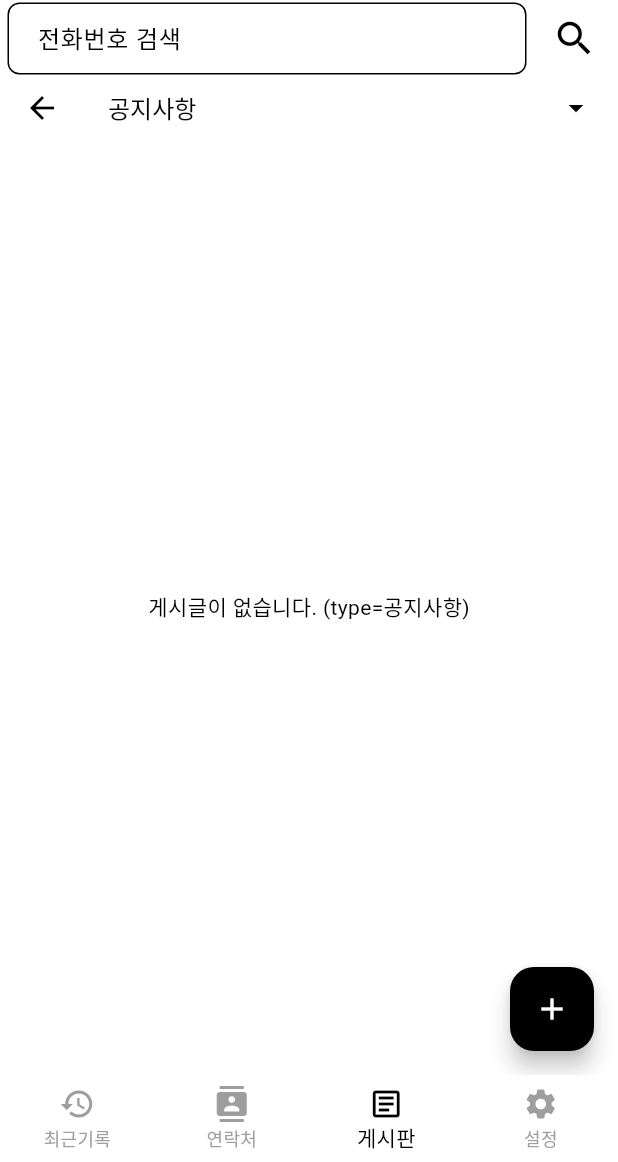
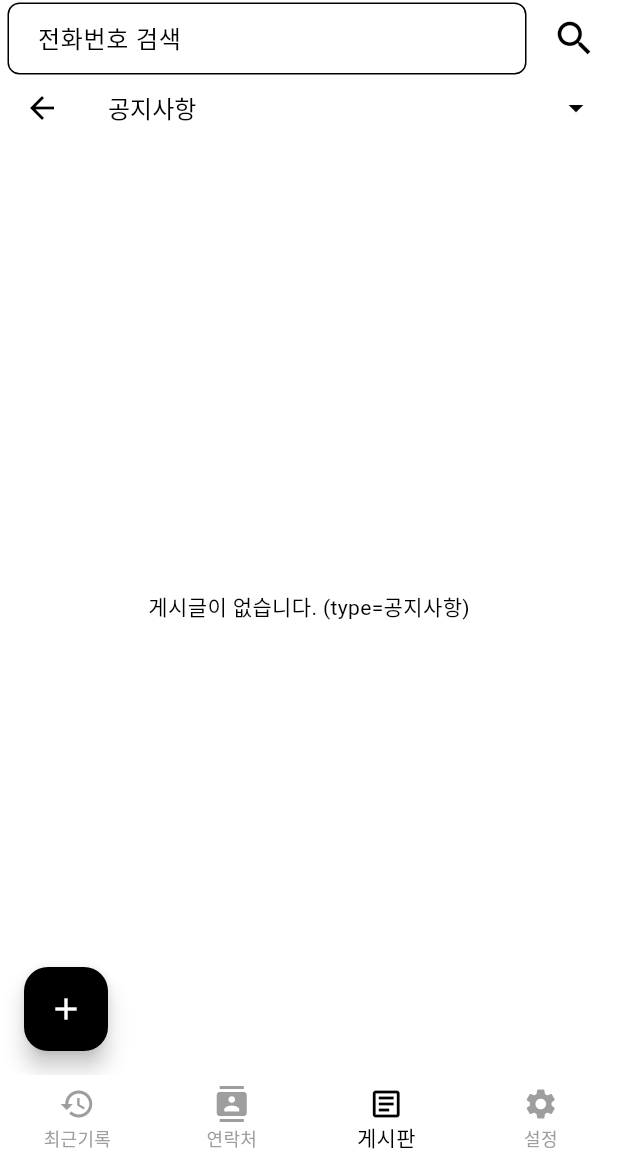
Before and after one commit to phyuzion/jumo, a Flutter app: the HomeScreen screen opened by its route, item 3 of the bottom bar chosen, on a phone screen of 412 x 824 dp, the part 74-1236 px from its top. Run offline on Flutter 3.47's test engine with Material 3 defaults, Android fonts, the phone set to English and light mode, and no system bars; our stand-ins replace dio, event_bus, flutter_contacts, flutter_local_notifications, graphql_flutter, hive_ce and 2 more; missing offline and left inert: app_installer, call_e_log, flutter_background_service, flutter_background_service_android, flutter_overlay_window_sdk34, flutter_quill and 4 more; accounts and stored records are empty; network calls fail; project files that could hold a hidden picture were left out.

Commit message:
first step

```diff
--- a/mobile/mobile/lib/screens/board_screen.dart
+++ b/mobile/mobile/lib/screens/board_screen.dart
@@ -109,6 +109,8 @@ class _BoardScreenState extends State<BoardScreen> {
         onPressed: _onTapCreate,
         child: const Icon(Icons.add),
       ),
+
+      floatingActionButtonLocation: FloatingActionButtonLocation.startFloat,
     );
   }
 }
--- a/mobile/mobile/lib/screens/contacts_screen.dart
+++ b/mobile/mobile/lib/screens/contacts_screen.dart
@@ -226,6 +226,7 @@ class _ContactsScreenState extends State<ContactsScreen> {
         onPressed: _onTapAddContact,
         child: const Icon(Icons.add),
       ),
+      floatingActionButtonLocation: FloatingActionButtonLocation.startFloat,
     );
   }
 
--- a/mobile/mobile/lib/screens/home_screen.dart
+++ b/mobile/mobile/lib/screens/home_screen.dart
@@ -12,6 +12,14 @@ import 'contacts_screen.dart';
 import 'board_screen.dart';
 import 'settings_screen.dart';
 import 'dart:developer';
+import 'package:mobile/screens/dialer_screen.dart';
+import 'package:mobile/widgets/dynamic_call_island.dart';
+import 'package:mobile/widgets/floating_call_widget.dart';
+
+// <<< 새로운 커스텀 위젯 임포트 (파일 생성 후) >>>
+// import 'package:mobile/widgets/dynamic_call_interface.dart';
+// <<< 임시 상태 정의 (추후 별도 파일/Notifier로 분리) >>>
+enum CallState { idle, incoming, active, ended }
 
 class HomeScreen extends StatefulWidget {
   const HomeScreen({super.key});
@@ -25,6 +33,15 @@ class _HomeScreenState extends State<HomeScreen> with WidgetsBindingObserver {
   Box get _notificationsBox => Hive.box('notifications');
   int _notificationCount = 0;
   StreamSubscription? _notificationSub;
+  bool _isDefaultDialer = false;
+
+  // <<< 통화 상태 및 팝업 표시 상태 관리 >>>
+  CallState _currentCallState = CallState.idle;
+  String _currentNumber = '';
+  String _currentCallerName = '';
+  int _currentDuration = 0;
+  bool _isCallPopupVisible = false;
+  // TODO: Provider/Notifier로 상태 관리 이전하고, 백그라운드 서비스 이벤트 리스너 추가하여 상태 업데이트
 
   final _searchController = TextEditingController();
   final _searchFocusNode = FocusNode();
@@ -41,6 +58,8 @@ class _HomeScreenState extends State<HomeScreen> with WidgetsBindingObserver {
     super.initState();
     WidgetsBinding.instance.addObserver(this);
 
+    _checkDefaultDialer();
+
     NativeDefaultDialerMethods.notifyNativeAppInitialized();
     log('[HomeScreen] Native app initialized notification sent.');
 
@@ -52,6 +71,19 @@ class _HomeScreenState extends State<HomeScreen> with WidgetsBindingObserver {
         _loadNotificationCount();
       }
     });
+
+    // TODO: Listen to background service event ('updateUiCallState') here
+    // FlutterBackgroundService().on('updateUiCallState').listen((event) {
+    //   setState(() {
+    //      _currentCallState = parseState(event?['state']);
+    //      _currentNumber = event?['number'] ?? '';
+    //      // ... etc ...
+    //      if (_currentCallState == CallState.ended) {
+    //         _isCallPopupVisible = false; // 통화 종료 시 팝업 자동 닫기
+    //         // TODO: 30초 후 idle 상태로 변경 타이머?
+    //      }
+    //   });
+    // });
   }
 
   @override
@@ -66,9 +98,16 @@ class _HomeScreenState extends State<HomeScreen> with WidgetsBindingObserver {
   @override
   void didChangeAppLifecycleState(AppLifecycleState state) {
     if (state == AppLifecycleState.resumed) {
+      _checkDefaultDialer();
       _searchFocusNode.unfocus();
       _loadNotificationCount();
     }
+  }
+
+  Future<void> _checkDefaultDialer() async {
+    final isDefault = await NativeDefaultDialerMethods.isDefaultDialer();
+    if (!mounted) return;
+    setState(() => _isDefaultDialer = isDefault);
   }
 
   void _loadNotificationCount() {
@@ -103,12 +142,32 @@ class _HomeScreenState extends State<HomeScreen> with WidgetsBindingObserver {
     });
   }
 
+  // <<< 팝업 토글 함수 (임시: Incoming 상태 테스트용) >>>
+  void _toggleCallPopup() {
+    setState(() {
+      // 현재 상태가 이미 incoming이면 idle로, 아니면 incoming으로 설정
+      if (_currentCallState == CallState.incoming) {
+        _currentCallState = CallState.idle;
+        _currentNumber = '';
+        _currentCallerName = '';
+        _isCallPopupVisible = false; // idle이면 팝업 닫기
+      } else {
+        _currentCallState = CallState.incoming;
+        _currentNumber = '010-8923-6835'; // 임시 번호
+        _currentCallerName = '테스트 수신자'; // 임시 이름
+        _isCallPopupVisible = !_isCallPopupVisible; // 팝업 상태 토글
+      }
+      log(
+        '[HomeScreen] Test state set to: $_currentCallState, Popup: $_isCallPopupVisible',
+      );
+    });
+  }
+
   @override
   Widget build(BuildContext context) {
     final appController = context.watch<AppController>();
-
-    return Scaffold(
-      appBar: AppBar(
+    // <<< AppBar 정의 (높이 계산 위해 먼저 정의) >>>
+    final appBar = AppBar(
       backgroundColor: Colors.white,
       elevation: 0,
       surfaceTintColor: Colors.transparent,
@@ -200,8 +259,28 @@ class _HomeScreenState extends State<HomeScreen> with WidgetsBindingObserver {
           ),
         ),
       ),
-      ),
+    );
+
+    // <<< 필요한 높이/마진 값 계산 >>>
+    final double appBarHeight =
+        appBar.preferredSize.height +
+        (appBar.bottom?.preferredSize.height ?? 0);
+    final double panelTopMargin = 16.0;
+    final double fabSize = 60.0;
+    final double fixedButtonBottomMargin = 16.0;
+    final double panelMarginAboveButton = 0.0;
+    final double panelBottomPosition =
+        fixedButtonBottomMargin + fabSize + panelMarginAboveButton;
+    final double statusBarHeight = MediaQuery.of(context).padding.top;
+
+    // <<< 최상위를 Stack으로 변경 >>>
+    return Stack(
+      children: [
+        // --- 1. 기본 Scaffold UI ---
+        Scaffold(
+          appBar: appBar,
           body: Stack(
+            // 로딩 인디케이터 등 Scaffold body 내용
             children: [
               _screens[_currentIndex],
               ValueListenableBuilder<bool>(
@@ -258,6 +337,38 @@ class _HomeScreenState extends State<HomeScreen> with WidgetsBindingObserver {
               BottomNavigationBarItem(icon: Icon(Icons.settings), label: '설정'),
             ],
           ),
+        ),
+
+        // --- 2. 팝업 패널 (FloatingCallWidget) ---
+        Positioned(
+          top: 60,
+          bottom: panelBottomPosition + 70,
+          left: 16.0,
+          right: 16.0,
+          child: FloatingCallWidget(
+            isVisible: _isCallPopupVisible,
+            callState: _currentCallState,
+            number: _currentNumber,
+            callerName: _currentCallerName,
+            duration: _currentDuration,
+            onClosePopup: _toggleCallPopup,
+          ),
+        ),
+
+        // --- 3. 하단 버튼/바 (DynamicCallIsland) ---
+        if (_isDefaultDialer)
+          Positioned(
+            bottom: 70.0,
+            right: 16.0,
+            child: DynamicCallIsland(
+              callState: _currentCallState,
+              number: _currentNumber,
+              callerName: _currentCallerName,
+              isPopupVisible: _isCallPopupVisible,
+              onTogglePopup: _toggleCallPopup,
+            ),
+          ),
+      ],
     );
   }
 }
--- a/mobile/mobile/lib/screens/incoming_call_screen.dart
+++ b/mobile/mobile/lib/screens/incoming_call_screen.dart
@@ -103,7 +103,7 @@ class _IncomingCallScreenState extends State<IncomingCallScreen> {
           SafeArea(
             child: Column(
               children: [
-                const SizedBox(height: 100),
+                const SizedBox(height: 10),
                 Text(
                   displayName,
                   style: const TextStyle(
@@ -137,7 +137,7 @@ class _IncomingCallScreenState extends State<IncomingCallScreen> {
                     ),
                   ],
                 ),
-                const SizedBox(height: 40),
+                const SizedBox(height: 10),
               ],
             ),
           ),
@@ -178,8 +178,6 @@ class _IncomingCallScreenState extends State<IncomingCallScreen> {
             child: Icon(icon, color: Colors.white, size: 32),
           ),
         ),
-        const SizedBox(height: 8),
-        Text(label, style: const TextStyle(color: Colors.black)),
       ],
     );
   }
--- a/mobile/mobile/lib/screens/recent_calls_screen.dart
+++ b/mobile/mobile/lib/screens/recent_calls_screen.dart
@@ -347,6 +347,8 @@ class _RecentCallsScreenState extends State<RecentCallsScreen>
                   },
                 ),
       ),
+      // <<< FAB 정의 제거 시작 >>>
+      /*
       floatingActionButton:
           _isDefaultDialer
               ? FloatingActionButton(
@@ -361,6 +363,8 @@ class _RecentCallsScreenState extends State<RecentCallsScreen>
                 child: const Icon(Icons.dialpad),
               )
               : null,
+      */
+      // <<< FAB 정의 제거 끝 >>>
     );
   }
 
--- /dev/null
+++ b/mobile/mobile/lib/widgets/floating_call_widget.dart
@@ -0,0 +1,90 @@
+import 'package:flutter/material.dart';
+import 'package:mobile/screens/home_screen.dart'; // CallState enum 사용 위해 임시 임포트 (나중에 분리)
+import 'package:mobile/screens/dialer_screen.dart';
+import 'dart:developer';
+import 'package:mobile/screens/incoming_call_screen.dart'; // <<< IncomingCallScreen 임포트
+// TODO: Import other screen UI widgets (Incoming, OnCall, Ended)
+
+class FloatingCallWidget extends StatelessWidget {
+  final bool isVisible; // 팝업 표시 여부
+  final CallState callState;
+  final String number;
+  final String callerName;
+  final int duration; // 통화 시간 등 필요 데이터
+  final VoidCallback onClosePopup; // 팝업 닫기 콜백
+
+  const FloatingCallWidget({
+    super.key,
+    required this.isVisible,
+    required this.callState,
+    required this.number,
+    required this.callerName,
+    required this.duration,
+    required this.onClosePopup,
+  });
+
+  @override
+  Widget build(BuildContext context) {
+    double panelBorderRadius = 20.0;
+
+    // --- 확장 팝업 컨텐츠 결정 ---
+    Widget popupContent;
+    switch (callState) {
+      case CallState.idle:
+        popupContent = DialerScreen();
+        break;
+      case CallState.incoming:
+        popupContent = IncomingCallScreen(incomingNumber: number);
+        break;
+      case CallState.active:
+        popupContent = Center(
+          child: Text(
+            "On Call UI Placeholder: $callerName ($number) - $duration s",
+          ),
+        );
+        break;
+      case CallState.ended:
+        popupContent = Center(
+          child: Text("Ended UI Placeholder: $callerName ($number)"),
+        );
+        break;
+      default:
+        popupContent = const SizedBox.shrink();
+    }
+
+    // isVisible 상태에 따라 투명도만 조절
+    return IgnorePointer(
+      // 팝업이 안보일때는 탭 이벤트 무시
+      ignoring: !isVisible,
+      child: AnimatedOpacity(
+        duration: const Duration(milliseconds: 150),
+        opacity: isVisible ? 1.0 : 0.0,
+        child: Material(
+          // Material 위젯으로 감싸 Elevation과 BorderRadius 적용
+          elevation: 4.0,
+          borderRadius: BorderRadius.all(Radius.circular(panelBorderRadius)),
+          color: Theme.of(context).cardColor, // 배경색 설정
+          clipBehavior: Clip.antiAlias, // 내부 컨텐츠가 borderRadius를 넘지 않도록
+          child: Stack(
+            children: [
+              Positioned.fill(
+                child: popupContent, // 패널 내용
+              ),
+              Positioned(
+                top: 8.0,
+                right: 8.0,
+                child: IconButton(
+                  icon: const Icon(
+                    Icons.keyboard_arrow_down,
+                    color: Colors.grey,
+                  ),
+                  onPressed: onClosePopup, // 닫기 콜백
+                ),
+              ),
+            ],
+          ),
+        ),
+      ),
+    );
+  }
+}
```
Also changed, not shown: mobile/mobile/lib/screens/dialer_screen.dart (+8 -3 lines), mobile/mobile/lib/widgets/dynamic_call_island.dart (added, +265 -0 lines). Lines whose indentation alone changed are shown as unchanged.
